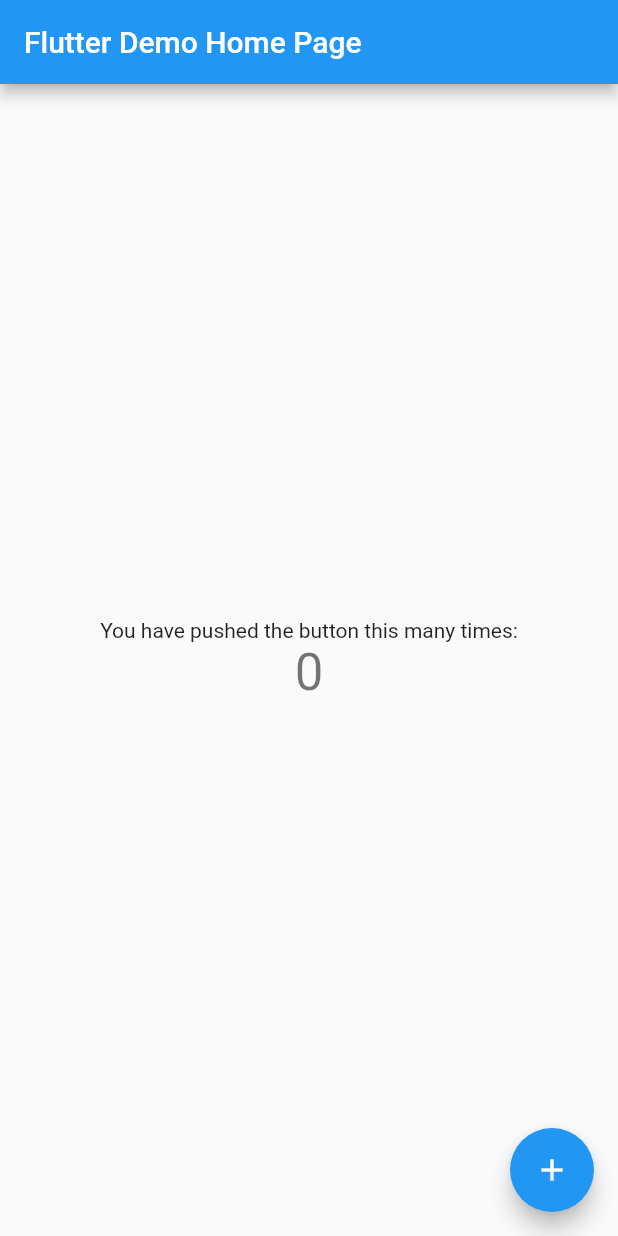
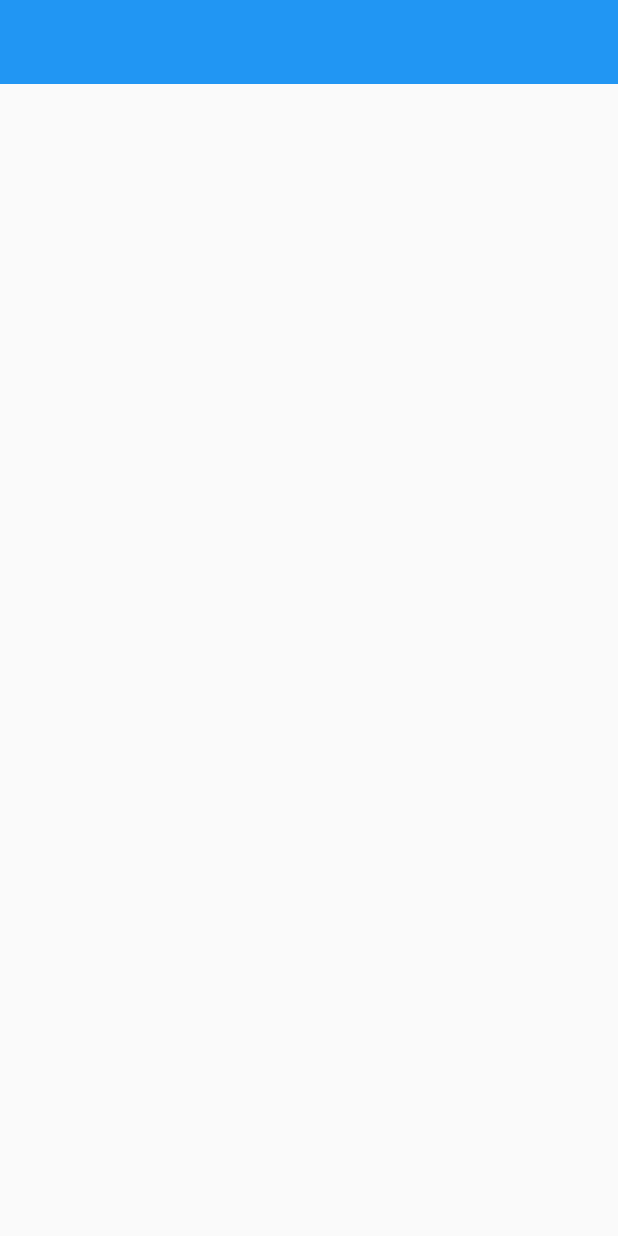
Before and after one commit to NodirbekRasuljonov/myapp, a Flutter app: the screen it shows after launch, on a phone screen of 412 x 824 dp. Run offline on Flutter 3.47's test engine with Material 2 defaults, Android fonts, the phone set to English and light mode, and no system bars; our stand-ins replace flutter_screenutil.

Commit message:
some changes

```diff
--- /dev/null
+++ b/lib/core/routes/app_routes.dart
@@ -0,0 +1,12 @@
+import 'package:flutter/material.dart';
+import 'package:myapp/pages/home_view/view/home_view.dart';
+
+class AppRoutes {
+  Route? onGenerateRoute(RouteSettings s) {
+    var args = s.arguments;
+    switch (s.name) {
+      case "/home":
+        return MaterialPageRoute(builder: (context) => HomeView());
+    }
+  }
+}
--- a/lib/main.dart
+++ b/lib/main.dart
@@ -1,4 +1,6 @@
 import 'package:flutter/material.dart';
+import 'package:flutter_screenutil/flutter_screenutil.dart';
+import 'package:myapp/core/routes/app_routes.dart';
 
 void main() {
   runApp(const MyApp());
@@ -7,109 +9,22 @@ void main() {
 class MyApp extends StatelessWidget {
   const MyApp({super.key});
 
-  // This widget is the root of your application.
   @override
   Widget build(BuildContext context) {
-    return MaterialApp(
-      title: 'Flutter Demo',
-      theme: ThemeData(
-        // This is the theme of your application.
-        //
-        // Try running your application with "flutter run". You'll see the
-        // application has a blue toolbar. Then, without quitting the app, try
-        // changing the primarySwatch below to Colors.green and then invoke
-        // "hot reload" (press "r" in the console where you ran "flutter run",
-        // or simply save your changes to "hot reload" in a Flutter IDE).
-        // Notice that the counter didn't reset back to zero; the application
-        // is not restarted.
-        primarySwatch: Colors.blue,
-      ),
-      home: const MyHomePage(title: 'Flutter Demo Home Page'),
+    AppRoutes routes = AppRoutes();
+    return ScreenUtilInit(
+      designSize: const Size(385, 800),
+      minTextAdapt: true,
+      splitScreenMode: true,
+      builder: (context, child) {
+        return MaterialApp(
+          debugShowCheckedModeBanner: false,
+          title: 'Flutter Demo',
+          theme: ThemeData.light(),
+          onGenerateRoute: routes.onGenerateRoute,
+          initialRoute: "/home",
+        );
+      },
     );
   }
 }
-
-class MyHomePage extends StatefulWidget {
-  const MyHomePage({super.key, required this.title});
-
-  // This widget is the home page of your application. It is stateful, meaning
-  // that it has a State object (defined below) that contains fields that affect
-  // how it looks.
-
-  // This class is the configuration for the state. It holds the values (in this
-  // case the title) provided by the parent (in this case the App widget) and
-  // used by the build method of the State. Fields in a Widget subclass are
-  // always marked "final".
-
-  final String title;
-
-  @override
-  State<MyHomePage> createState() => _MyHomePageState();
-}
-
-class _MyHomePageState extends State<MyHomePage> {
-  int _counter = 0;
-
-  void _incrementCounter() {
-    setState(() {
-      // This call to setState tells the Flutter framework that something has
-      // changed in this State, which causes it to rerun the build method below
-      // so that the display can reflect the updated values. If we changed
-      // _counter without calling setState(), then the build method would not be
-      // called again, and so nothing would appear to happen.
-      _counter++;
-    });
-  }
-
-  @override
-  Widget build(BuildContext context) {
-    // This method is rerun every time setState is called, for instance as done
-    // by the _incrementCounter method above.
-    //
-    // The Flutter framework has been optimized to make rerunning build methods
-    // fast, so that you can just rebuild anything that needs updating rather
-    // than having to individually change instances of widgets.
-    return Scaffold(
-      appBar: AppBar(
-        // Here we take the value from the MyHomePage object that was created by
-        // the App.build method, and use it to set our appbar title.
-        title: Text(widget.title),
-      ),
-      body: Center(
-        // Center is a layout widget. It takes a single child and positions it
-        // in the middle of the parent.
-        child: Column(
-          // Column is also a layout widget. It takes a list of children and
-          // arranges them vertically. By default, it sizes itself to fit its
-          // children horizontally, and tries to be as tall as its parent.
-          //
-          // Invoke "debug painting" (press "p" in the console, choose the
-          // "Toggle Debug Paint" action from the Flutter Inspector in Android
-          // Studio, or the "Toggle Debug Paint" command in Visual Studio Code)
-          // to see the wireframe for each widget.
-          //
-          // Column has various properties to control how it sizes itself and
-          // how it positions its children. Here we use mainAxisAlignment to
-          // center the children vertically; the main axis here is the vertical
-          // axis because Columns are vertical (the cross axis would be
-          // horizontal).
-          mainAxisAlignment: MainAxisAlignment.center,
-          children: <Widget>[
-            const Text(
-              'You have pushed the button this many times:',
-            ),
-            Text(
-              '$_counter',
-              style: Theme.of(context).textTheme.headlineMedium,
-            ),
-          ],
-        ),
-      ),
-      floatingActionButton: FloatingActionButton(
-        onPressed: _incrementCounter,
-        tooltip: 'Increment',
-        child: const Icon(Icons.add),
-      ), // This trailing comma makes auto-formatting nicer for build methods.
-    );
-  }
-}
--- /dev/null
+++ b/lib/pages/home_view/view/home_view.dart
@@ -0,0 +1,17 @@
+import 'package:flutter/material.dart';
+import 'package:flutter/src/widgets/framework.dart';
+import 'package:flutter/src/widgets/placeholder.dart';
+
+class HomeView extends StatelessWidget {
+  const HomeView({super.key});
+
+  @override
+  Widget build(BuildContext context) {
+    return Scaffold(
+      appBar: AppBar(
+        elevation: 0.0,
+
+      ),
+    );
+  }
+}
--- a/pubspec.yaml
+++ b/pubspec.yaml
@@ -35,6 +35,7 @@ dependencies:
   # The following adds the Cupertino Icons font to your application.
   # Use with the CupertinoIcons class for iOS style icons.
   cupertino_icons: ^1.0.2
+  flutter_screenutil: ^5.7.0
 
 dev_dependencies:
   flutter_test:
```
Also changed, not shown: pubspec.lock.
